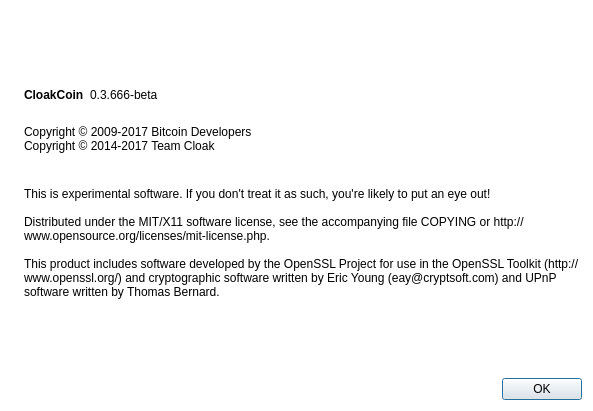
Before: the Qt Designer form src/qt/forms/aboutdialog.ui in CloakProject/CloakCoin, drawn with Qt 5.
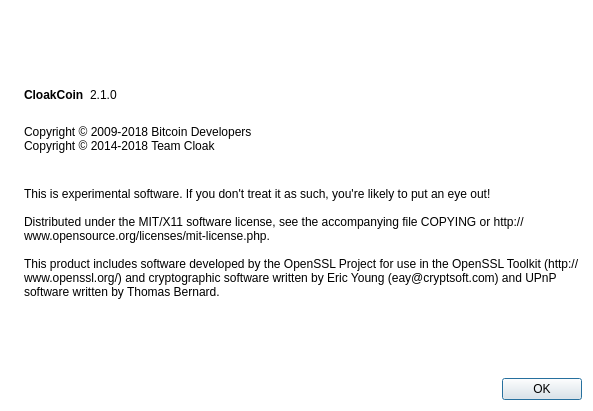
After: the same form once the commit is applied. Icons and pictures are not drawn.

Diff of the .ui file:
```diff
--- a/src/qt/forms/aboutdialog.ui
+++ b/src/qt/forms/aboutdialog.ui
@@ -127,7 +127,7 @@
           <cursorShape>IBeamCursor</cursorShape>
          </property>
          <property name="text">
-          <string notr="true">0.3.666-beta</string>
+          <string notr="true">2.1.0</string>
          </property>
          <property name="textInteractionFlags">
           <set>Qt::LinksAccessibleByMouse|Qt::TextSelectableByKeyboard|Qt::TextSelectableByMouse</set>
@@ -156,8 +156,8 @@
        </property>
        <property name="text">
         <string>
-Copyright © 2009-2017 Bitcoin Developers
-Copyright © 2014-2017 Team Cloak
+Copyright © 2009-2018 Bitcoin Developers
+Copyright © 2014-2018 Team Cloak
 </string>
        </property>
        <property name="textInteractionFlags">
```
